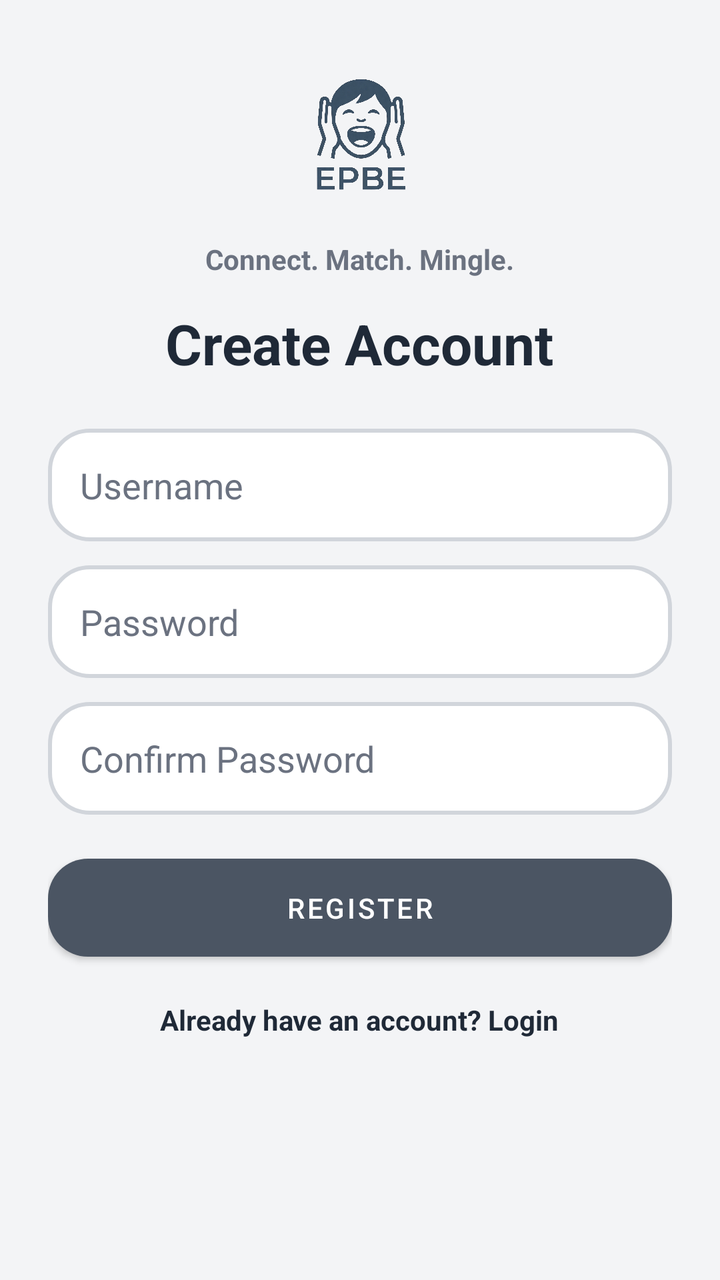
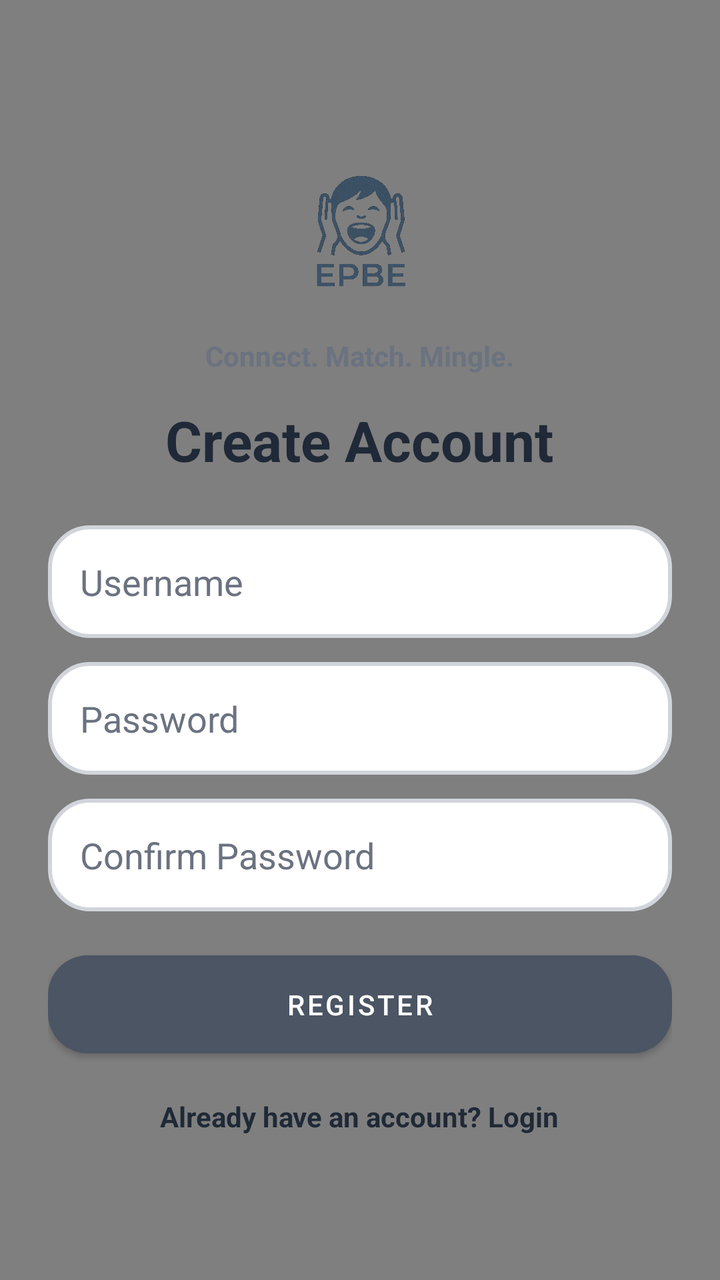

The first picture is an Android layout as it rendered before a commit; the second is the same layout after the commit. The layout source and the unified diff follow.
<!-- AndroidManifest.xml: application theme Theme.MyLoginApp -->
<!-- res/layout/activity_register.xml -->
<?xml version="1.0" encoding="utf-8"?>
<LinearLayout xmlns:android="http://schemas.android.com/apk/res/android"
    android:layout_width="match_parent"
    android:layout_height="match_parent"
    android:orientation="vertical"
    android:padding="24dp"
    android:background="@color/app_background">

    <ImageView
        android:layout_width="88dp"
        android:layout_height="88dp"
        android:layout_gravity="center_horizontal"
        android:layout_marginBottom="8dp"
        android:src="@drawable/epbe_logo" />

    <TextView
        android:layout_width="wrap_content"
        android:layout_height="wrap_content"
        android:layout_gravity="center_horizontal"
        android:layout_marginBottom="14dp"
        android:text="@string/app_tagline"
        android:textColor="@color/app_text_secondary"
        android:textStyle="bold" />

    <TextView
        android:layout_width="wrap_content"
        android:layout_height="wrap_content"
        android:text="@string/register_title"
        android:textColor="@color/app_text_primary"
        android:textSize="28sp"
        android:textStyle="bold"
        android:layout_gravity="center_horizontal"
        android:layout_marginBottom="24dp" />

    <EditText
        android:id="@+id/registerUsername"
        android:layout_width="match_parent"
        android:layout_height="wrap_content"
        android:hint="Username"
        android:inputType="text"
        android:textColor="@color/app_text_primary"
        android:textColorHint="@color/app_text_secondary"
        android:background="@drawable/custom_input_bg"
        android:padding="16dp"
        android:layout_marginBottom="12dp" />

    <EditText
        android:id="@+id/registerPassword"
        android:layout_width="match_parent"
        android:layout_height="wrap_content"
        android:hint="Password"
        android:inputType="textPassword"
        android:textColor="@color/app_text_primary"
        android:textColorHint="@color/app_text_secondary"
        android:background="@drawable/custom_input_bg"
        android:padding="16dp"
        android:layout_marginBottom="12dp" />

    <EditText
        android:id="@+id/registerConfirmPassword"
        android:layout_width="match_parent"
        android:layout_height="wrap_content"
        android:hint="Confirm Password"
        android:inputType="textPassword"
        android:textColor="@color/app_text_primary"
        android:textColorHint="@color/app_text_secondary"
        android:background="@drawable/custom_input_bg"
        android:padding="16dp"
        android:layout_marginBottom="16dp" />

    <com.google.android.material.button.MaterialButton
        android:id="@+id/registerBtn"
        android:layout_width="match_parent"
        android:layout_height="wrap_content"
        android:minHeight="56dp"
        android:text="@string/register_button"
        android:textColor="@color/white"
        app:backgroundTint="@color/app_button"
        xmlns:app="http://schemas.android.com/apk/res-auto"
        app:cornerRadius="20dp"
        android:padding="15dp"
        android:layout_marginBottom="16dp" />

    <TextView
        android:id="@+id/gotoLogin"
        android:layout_width="wrap_content"
        android:layout_height="wrap_content"
        android:text="@string/go_to_login"
        android:textStyle="bold"
        android:textColor="@color/app_text_primary"
        android:layout_gravity="center_horizontal" />

</LinearLayout>
<!-- resources referenced by this layout -->
<resources>
  <color name="app_background">#FFF3F4F6</color>
  <color name="app_button">#FF4B5563</color>
  <color name="app_text_primary">#FF1F2937</color>
  <color name="app_text_secondary">#FF6B7280</color>
  <color name="white">#FFFFFFFF</color>
  <!-- drawable custom_input_bg (drawable) -->
  <?xml version="1.0" encoding="utf-8"?>
  
  <shape xmlns:android="http://schemas.android.com/apk/res/android"
      android:shape="rectangle">
  
      <solid android:color="@color/app_surface" />
  
      <stroke
          android:width="2dp"
          android:color="@color/app_stroke" />
  
      <corners android:radius="20dp" />
  
  </shape>
  <!-- drawable epbe_logo: png bitmap (drawable-v24, 466198 bytes) -->
  <string name="app_tagline">Connect. Match. Mingle.</string>
  <string name="go_to_login">Already have an account? Login</string>
  <string name="register_button">Register</string>
  <string name="register_title">Create Account</string>
  <style name="Theme.MyLoginApp" parent="Theme.MaterialComponents.DayNight.NoActionBar">
          
          <item name="colorPrimary">@color/purple_500</item>
          <item name="colorPrimaryVariant">@color/purple_700</item>
          <item name="colorOnPrimary">@color/white</item>
          
          <item name="colorSecondary">@color/teal_200</item>
          <item name="colorSecondaryVariant">@color/teal_700</item>
          <item name="colorOnSecondary">@color/black</item>
          
          <item name="android:statusBarColor" tools:targetApi="l">?attr/colorPrimaryVariant</item>
          
      </style>
  <color name="app_surface">#FFFFFFFF</color>
  <color name="app_stroke">#FFD1D5DB</color>
  <color name="purple_500">#FF6200EE</color>
  <color name="purple_700">#FF3700B3</color>
  <color name="teal_200">#FF03DAC5</color>
  <color name="teal_700">#FF018786</color>
  <color name="black">#FF000000</color>
</resources>

<!-- the commit's change to res/layout/activity_register.xml (unified diff, before → after) -->
@@ -1,10 +1,26 @@
 <?xml version="1.0" encoding="utf-8"?>
-<LinearLayout xmlns:android="http://schemas.android.com/apk/res/android"
+<RelativeLayout xmlns:android="http://schemas.android.com/apk/res/android"
     android:layout_width="match_parent"
     android:layout_height="match_parent"
-    android:orientation="vertical"
-    android:padding="24dp"
     android:background="@color/app_background">
+
+    <VideoView
+        android:id="@+id/videoBackground"
+        android:layout_width="match_parent"
+        android:layout_height="match_parent"
+        android:layout_alignParentTop="true"
+        android:layout_alignParentBottom="true"
+        android:layout_alignParentStart="true"
+        android:layout_alignParentEnd="true"
+        android:scaleX="1.1"
+        android:scaleY="1.1" />
+
+    <LinearLayout
+        android:layout_width="match_parent"
+        android:layout_height="match_parent"
+        android:orientation="vertical"
+        android:padding="24dp"
+        android:gravity="center_vertical">
 
     <ImageView
         android:layout_width="88dp"
@@ -90,4 +106,5 @@
         android:textColor="@color/app_text_primary"
         android:layout_gravity="center_horizontal" />
 
-</LinearLayout>
+    </LinearLayout>
+</RelativeLayout>
